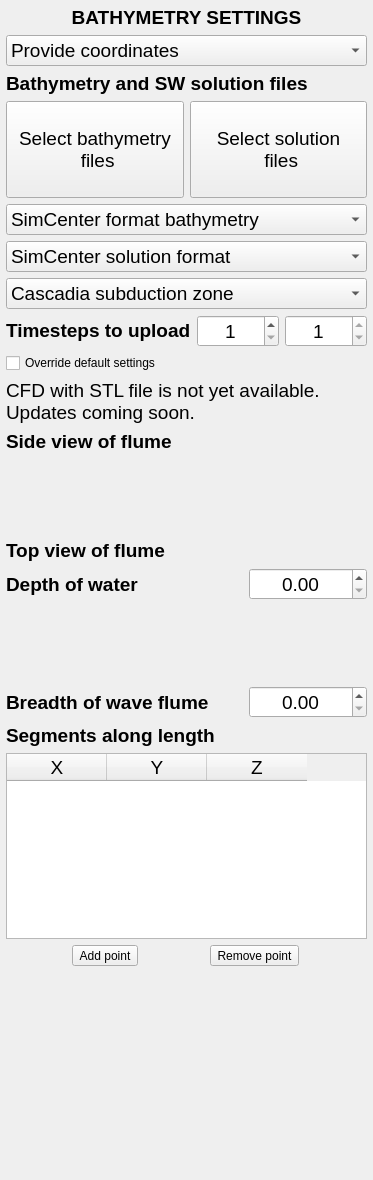
This is EVENTS/GeoClawOpenFOAM/bathymetry.ui in NHERI-SimCenter/HydroUQ as Qt 5 draws it before an edit. The edited form follows.
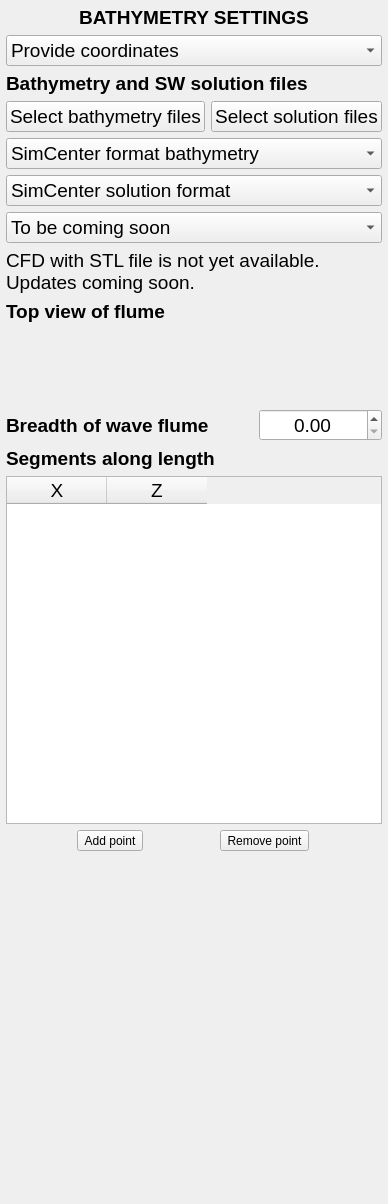
This is the edited form. Icons and pictures are not drawn.

Patch:
```diff
--- a/EVENTS/GeoClawOpenFOAM/bathymetry.ui
+++ b/EVENTS/GeoClawOpenFOAM/bathymetry.ui
@@ -6,8 +6,8 @@
    <rect>
     <x>0</x>
     <y>0</y>
-    <width>364</width>
-    <height>1180</height>
+    <width>373</width>
+    <height>1204</height>
    </rect>
   </property>
   <property name="windowTitle">
@@ -102,10 +102,7 @@
         <number>10000</number>
        </property>
        <property name="text">
-        <string>
-Select bathymetry 
- files
-</string>
+        <string>Select bathymetry files</string>
        </property>
       </widget>
      </item>
@@ -123,10 +120,7 @@
         <number>10000</number>
        </property>
        <property name="text">
-        <string>
-Select solution 
- files 
-</string>
+        <string>Select solution files</string>
        </property>
       </widget>
      </item>
@@ -214,96 +208,9 @@
        </property>
        <item>
         <property name="text">
-         <string>Cascadia subduction zone</string>
+         <string>To be coming soon</string>
         </property>
        </item>
-       <item>
-        <property name="text">
-         <string>Alaska-Aleutian subduction zone</string>
-        </property>
-       </item>
-       <item>
-        <property name="text">
-         <string>Kermadec-Tonga subduction zone</string>
-        </property>
-       </item>
-      </widget>
-     </item>
-    </layout>
-   </item>
-   <item>
-    <layout class="QVBoxLayout" name="verticalLayout">
-     <item>
-      <layout class="QHBoxLayout" name="horizontalLayout">
-       <item>
-        <widget class="QLabel" name="Lbl_Timesteps">
-         <property name="font">
-          <font>
-           <pointsize>14</pointsize>
-           <weight>75</weight>
-           <bold>true</bold>
-          </font>
-         </property>
-         <property name="focusPolicy">
-          <enum>Qt::ClickFocus</enum>
-         </property>
-         <property name="text">
-          <string>&lt;html&gt;&lt;head/&gt;&lt;body&gt;&lt;p&gt;Timesteps to upload&lt;/p&gt;&lt;/body&gt;&lt;/html&gt;</string>
-         </property>
-        </widget>
-       </item>
-       <item>
-        <widget class="QDoubleSpinBox" name="DSpBx_MinTime">
-         <property name="font">
-          <font>
-           <pointsize>14</pointsize>
-          </font>
-         </property>
-         <property name="alignment">
-          <set>Qt::AlignCenter</set>
-         </property>
-         <property name="decimals">
-          <number>0</number>
-         </property>
-         <property name="minimum">
-          <double>1.000000000000000</double>
-         </property>
-         <property name="maximum">
-          <double>10000.000000000000000</double>
-         </property>
-        </widget>
-       </item>
-       <item>
-        <widget class="QDoubleSpinBox" name="DSpBx_MaxTime">
-         <property name="font">
-          <font>
-           <pointsize>14</pointsize>
-          </font>
-         </property>
-         <property name="alignment">
-          <set>Qt::AlignCenter</set>
-         </property>
-         <property name="readOnly">
-          <bool>true</bool>
-         </property>
-         <property name="decimals">
-          <number>0</number>
-         </property>
-         <property name="minimum">
-          <double>1.000000000000000</double>
-         </property>
-         <property name="maximum">
-          <double>10000.000000000000000</double>
-         </property>
-        </widget>
-       </item>
-      </layout>
-     </item>
-     <item>
-      <widget class="QCheckBox" name="ChkBx_DefSett">
-       <property name="text">
-        <string>Override default settings</string>
-       </property>
       </widget>
      </item>
     </layout>
@@ -329,44 +236,6 @@
      </property>
     </widget>
    </item>
-   <item>
-    <widget class="QLabel" name="Lbl_SideViewH2">
-     <property name="font">
-      <font>
-       <pointsize>14</pointsize>
-       <weight>75</weight>
-       <bold>true</bold>
-      </font>
-     </property>
-     <property name="focusPolicy">
-      <enum>Qt::ClickFocus</enum>
-     </property>
-     <property name="text">
-      <string>&lt;html&gt;&lt;head/&gt;&lt;body&gt;&lt;p&gt;Side view of flume&lt;/p&gt;&lt;/body&gt;&lt;/html&gt;</string>
-     </property>
-    </widget>
-   </item>
-   <item>
-    <widget class="QLabel" name="Lbl_SideView">
-     <property name="font">
-      <font>
-       <pointsize>48</pointsize>
-      </font>
-     </property>
-     <property name="text">
-      <string>&lt;html&gt;&lt;head/&gt;&lt;body&gt;&lt;p&gt;&lt;img src=&quot;:/images/images/SideView_2.png&quot; width=&quot;265&quot;&gt;&lt;/p&gt;&lt;/body&gt;&lt;/html&gt;</string>
-     </property>
-     <property name="scaledContents">
-      <bool>true</bool>
-     </property>
-     <property name="alignment">
-      <set>Qt::AlignCenter</set>
-     </property>
-     <property name="wordWrap">
-      <bool>true</bool>
-     </property>
-    </widget>
-   </item>
    <item>
     <widget class="QLabel" name="Lbl_TopViewH2">
      <property name="font">
@@ -384,42 +253,6 @@
      </property>
     </widget>
    </item>
-   <item>
-    <layout class="QHBoxLayout" name="HLY_Depth" stretch="2,1">
-     <item>
-      <widget class="QLabel" name="Lbl_Depth">
-       <property name="font">
-        <font>
-         <pointsize>14</pointsize>
-         <weight>75</weight>
-         <bold>true</bold>
-        </font>
-       </property>
-       <property name="text">
-        <string>Depth of water</string>
-       </property>
-       <property name="alignment">
-        <set>Qt::AlignLeading|Qt::AlignLeft|Qt::AlignVCenter</set>
-       </property>
-       <property name="wordWrap">
-        <bool>true</bool>
-       </property>
-      </widget>
-     </item>
-     <item>
-      <widget class="QDoubleSpinBox" name="DSpBx_Depth">
-       <property name="font">
-        <font>
-         <pointsize>14</pointsize>
-        </font>
-       </property>
-       <property name="alignment">
-        <set>Qt::AlignCenter</set>
-       </property>
-      </widget>
-     </item>
-    </layout>
-   </item>
    <item>
     <widget class="QLabel" name="Lbl_TopView">
      <property name="font">
@@ -473,6 +306,9 @@
        <property name="alignment">
         <set>Qt::AlignCenter</set>
        </property>
+       <property name="minimum">
+        <double>0.000000000000000</double>
+       </property>
       </widget>
      </item>
     </layout>
@@ -512,11 +348,6 @@
        <string>X</string>
       </property>
      </column>
-     <column>
-      <property name="text">
-       <string>Y</string>
-      </property>
-     </column>
      <column>
       <property name="text">
        <string>Z</string>
```
